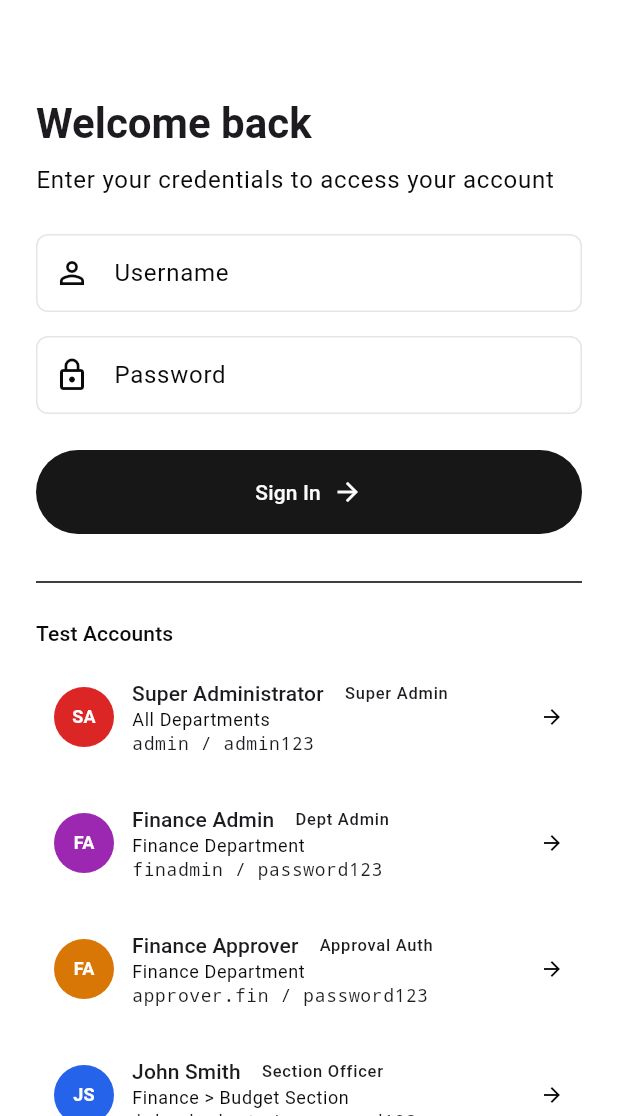
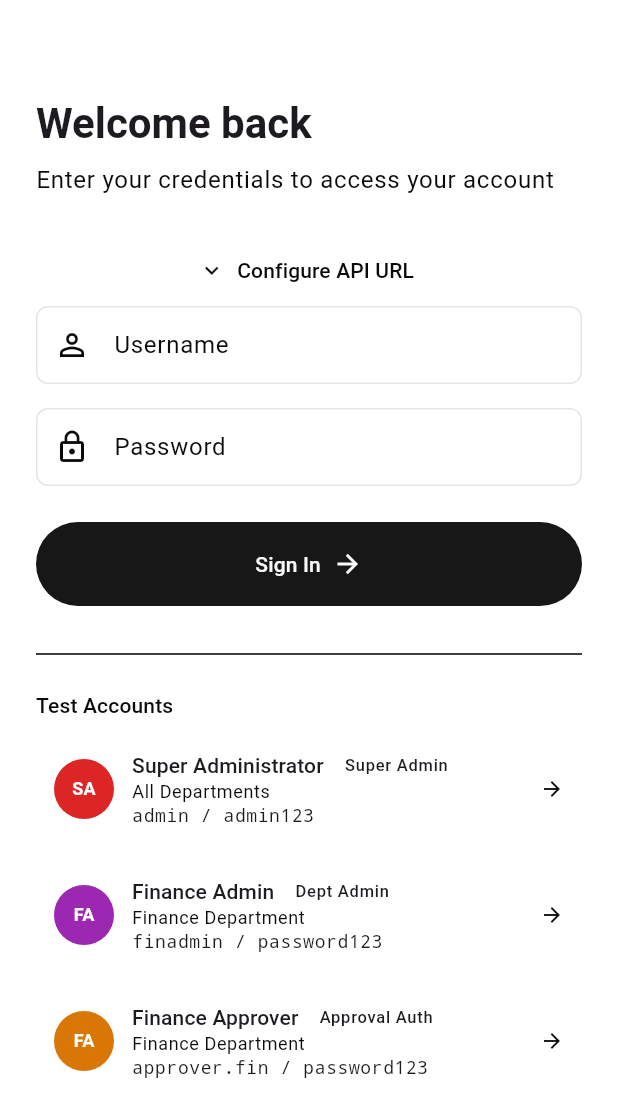
Before and after one commit to r4r00t-sh/eFMP, a Flutter app: the screen it shows after launch, on a phone screen of 412 x 824 dp, the part 120-1236 px from its top. Run offline on Flutter 3.47's test engine with Material 3 defaults, Android fonts, the light colour scheme and no system bars; our stand-ins replace curved_labeled_navigation_bar, dio, file_picker, go_router, google_fonts, shared_preferences; accounts and stored records are empty.

Commit message:
Add API URL configuration to login screen and Docker seed script
- Add collapsible API URL input field to Flutter login screen for easy testing
- Add script to run Docker containers and seed database
- Update backend package-lock.json

```diff
--- a/flutter_app/lib/screens/login_screen.dart
+++ b/flutter_app/lib/screens/login_screen.dart
@@ -3,6 +3,8 @@ import 'package:provider/provider.dart';
 import 'package:go_router/go_router.dart';
 import 'package:efiling_app/core/auth/auth_provider.dart';
 import 'package:efiling_app/core/theme/app_colors.dart';
+import 'package:efiling_app/core/api/api_config.dart';
+import 'package:efiling_app/core/api/api_client.dart';
 
 /// Login screen matching web: left branding panel, right form, test accounts.
 class LoginScreen extends StatefulWidget {
@@ -13,10 +15,12 @@ class LoginScreen extends StatefulWidget {
 }
 
 class _LoginScreenState extends State<LoginScreen> {
+  final _apiUrlController = TextEditingController();
   final _usernameController = TextEditingController();
   final _passwordController = TextEditingController();
   bool _loading = false;
   String? _error;
+  bool _showApiUrl = false;
 
   static const _testAccounts = [
     _TestAccount(role: 'Super Admin', username: 'admin', password: 'admin123', name: 'Super Administrator', dept: 'All Departments', color: AppColors.red),
@@ -28,10 +32,30 @@ class _LoginScreenState extends State<LoginScreen> {
   ];
 
   @override
+  void initState() {
+    super.initState();
+    // Load current API URL
+    _apiUrlController.text = ApiConfig.baseUrl;
+  }
+
+  @override
   void dispose() {
+    _apiUrlController.dispose();
     _usernameController.dispose();
     _passwordController.dispose();
     super.dispose();
+  }
+
+  Future<void> _saveApiUrl() async {
+    final url = _apiUrlController.text.trim();
+    if (url.isEmpty) return;
+    await ApiConfig.setBaseUrl(url);
+    ApiClient().reset();
+    if (mounted) {
+      ScaffoldMessenger.of(context).showSnackBar(
+        const SnackBar(content: Text('API URL saved. New requests will use it.')),
+      );
+    }
   }
 
   Future<void> _submit() async {
@@ -93,6 +117,45 @@ class _LoginScreenState extends State<LoginScreen> {
                         style: theme.textTheme.bodyLarge?.copyWith(color: theme.colorScheme.onSurfaceVariant),
                       ),
                       const SizedBox(height: 24),
+                      // API URL field (collapsible)
+                      Row(
+                        children: [
+                          Expanded(
+                            child: TextButton.icon(
+                              onPressed: () {
+                                setState(() => _showApiUrl = !_showApiUrl);
+                              },
+                              icon: Icon(_showApiUrl ? Icons.keyboard_arrow_up : Icons.keyboard_arrow_down),
+                              label: Text(_showApiUrl ? 'Hide API URL' : 'Configure API URL'),
+                              style: TextButton.styleFrom(
+                                foregroundColor: theme.colorScheme.onSurfaceVariant,
+                              ),
+                            ),
+                          ),
+                        ],
+                      ),
+                      if (_showApiUrl) ...[
+                        const SizedBox(height: 8),
+                        TextField(
+                          controller: _apiUrlController,
+                          decoration: InputDecoration(
+                            labelText: 'API Base URL',
+                            hintText: 'http://192.168.1.33:3001',
+                            prefixIcon: const Icon(Icons.link),
+                            suffixIcon: IconButton(
+                              icon: const Icon(Icons.save),
+                              tooltip: 'Save API URL',
+                              onPressed: _saveApiUrl,
+                            ),
+                            helperText: 'Change this when your IP address changes',
+                          ),
+                          keyboardType: TextInputType.url,
+                          textInputAction: TextInputAction.done,
+                          enabled: !_loading,
+                          onSubmitted: (_) => _saveApiUrl(),
+                        ),
+                        const SizedBox(height: 16),
+                      ],
                       TextField(
                         controller: _usernameController,
                         decoration: const InputDecoration(
```
Also changed, not shown: 2 other files.
